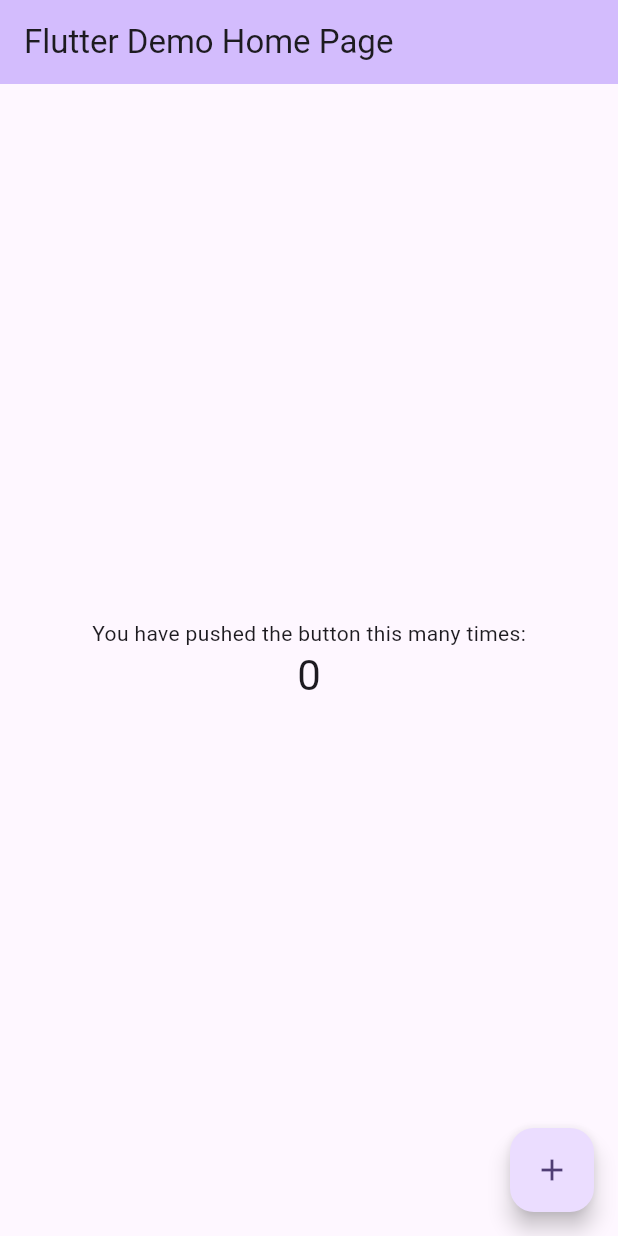
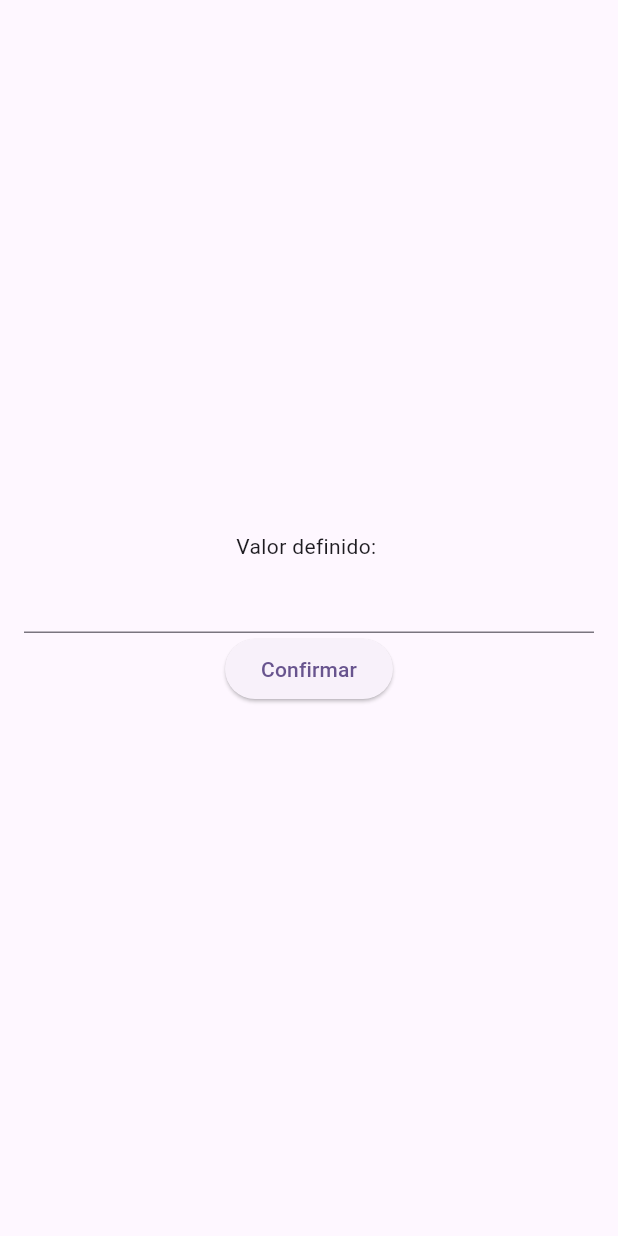
Before and after one commit to andreylara/Flutter, a Flutter app: the screen it shows after launch, on a phone screen of 412 x 824 dp. Run offline on Flutter 3.47's test engine with Material 2 defaults, Android fonts, the phone set to English and light mode, and no system bars; our stand-ins replace animated_text_kit, badges, fluttertoast, get, mask_text_input_formatter, qr_flutter and 1 more.

Commit message:
getx - getbuilder

```diff
--- a/getx/lib/main.dart
+++ b/getx/lib/main.dart
@@ -1,125 +1,78 @@
 import 'package:flutter/material.dart';
+import 'package:get/get.dart';
+import 'package:getx/value_controller.dart';
 
 void main() {
   runApp(const MyApp());
 }
 
-class MyApp extends StatelessWidget {
+class MyApp extends StatefulWidget {
   const MyApp({super.key});
 
-  // This widget is the root of your application.
+  @override
+  State<MyApp> createState() => _MyAppState();
+}
+
+class _MyAppState extends State<MyApp> {
   @override
   Widget build(BuildContext context) {
     return MaterialApp(
       title: 'Flutter Demo',
       theme: ThemeData(
-        // This is the theme of your application.
-        //
-        // TRY THIS: Try running your application with "flutter run". You'll see
-        // the application has a blue toolbar. Then, without quitting the app,
-        // try changing the seedColor in the colorScheme below to Colors.green
-        // and then invoke "hot reload" (save your changes or press the "hot
-        // reload" button in a Flutter-supported IDE, or press "r" if you used
-        // the command line to start the app).
-        //
-        // Notice that the counter didn't reset back to zero; the application
-        // state is not lost during the reload. To reset the state, use hot
-        // restart instead.
-        //
-        // This works for code too, not just values: Most code changes can be
-        // tested with just a hot reload.
         colorScheme: ColorScheme.fromSeed(seedColor: Colors.deepPurple),
         useMaterial3: true,
       ),
-      home: const MyHomePage(title: 'Flutter Demo Home Page'),
+      home: MyHomePage(),
     );
   }
 }
 
-class MyHomePage extends StatefulWidget {
-  const MyHomePage({super.key, required this.title});
+class MyHomePage extends StatelessWidget {
+  MyHomePage({super.key});
 
-  // This widget is the home page of your application. It is stateful, meaning
-  // that it has a State object (defined below) that contains fields that affect
-  // how it looks.
+  final textController = TextEditingController();
 
-  // This class is the configuration for the state. It holds the values (in this
-  // case the title) provided by the parent (in this case the App widget) and
-  // used by the build method of the State. Fields in a Widget subclass are
-  // always marked "final".
-
-  final String title;
-
-  @override
-  State<MyHomePage> createState() => _MyHomePageState();
-}
-
-class _MyHomePageState extends State<MyHomePage> {
-  int _counter = 0;
-
-  void _incrementCounter() {
-    setState(() {
-      // This call to setState tells the Flutter framework that something has
-      // changed in this State, which causes it to rerun the build method below
-      // so that the display can reflect the updated values. If we changed
-      // _counter without calling setState(), then the build method would not be
-      // called again, and so nothing would appear to happen.
-      _counter++;
-    });
-  }
+  final valueController = ValueController();
 
   @override
   Widget build(BuildContext context) {
-    // This method is rerun every time setState is called, for instance as done
-    // by the _incrementCounter method above.
-    //
-    // The Flutter framework has been optimized to make rerunning build methods
-    // fast, so that you can just rebuild anything that needs updating rather
-    // than having to individually change instances of widgets.
     return Scaffold(
-      appBar: AppBar(
-        // TRY THIS: Try changing the color here to a specific color (to
-        // Colors.amber, perhaps?) and trigger a hot reload to see the AppBar
-        // change color while the other colors stay the same.
-        backgroundColor: Theme.of(context).colorScheme.inversePrimary,
-        // Here we take the value from the MyHomePage object that was created by
-        // the App.build method, and use it to set our appbar title.
-        title: Text(widget.title),
-      ),
-      body: Center(
-        // Center is a layout widget. It takes a single child and positions it
-        // in the middle of the parent.
+      body: Padding(
+        padding: const EdgeInsets.all(16),
         child: Column(
-          // Column is also a layout widget. It takes a list of children and
-          // arranges them vertically. By default, it sizes itself to fit its
-          // children horizontally, and tries to be as tall as its parent.
-          //
-          // Column has various properties to control how it sizes itself and
-          // how it positions its children. Here we use mainAxisAlignment to
-          // center the children vertically; the main axis here is the vertical
-          // axis because Columns are vertical (the cross axis would be
-          // horizontal).
-          //
-          // TRY THIS: Invoke "debug painting" (choose the "Toggle Debug Paint"
-          // action in the IDE, or press "p" in the console), to see the
-          // wireframe for each widget.
           mainAxisAlignment: MainAxisAlignment.center,
-          children: <Widget>[
-            const Text(
-              'You have pushed the button this many times:',
+          children: [
+            // Valor
+            GetBuilder<ValueController>(
+              init: valueController,
+              builder: (ctrl) {
+                return Text('Valor definido: ${ctrl.definedValue}');
+              },
             ),
-            Text(
-              '$_counter',
-              style: Theme.of(context).textTheme.headlineMedium,
+
+            // Campo
+            TextField(
+              controller: textController,
             ),
+
+            // Botão
+            GetBuilder<ValueController>(
+              init: valueController,
+              builder: (ctrl) {
+                return ctrl.isLoading
+                    ? const CircularProgressIndicator()
+                    : ElevatedButton(
+                        onPressed: () {
+                          String value = textController.text;
+                          valueController.setValue(value);
+                        },
+                        child: const Text('Confirmar'),
+                      );
+              },
+            )
           ],
         ),
       ),
-      floatingActionButton: FloatingActionButton(
-        onPressed: _incrementCounter,
-        tooltip: 'Increment',
-        child: const Icon(Icons.add),
-      ), // This trailing comma makes auto-formatting nicer for build methods.
     );
   }
 }
--- /dev/null
+++ b/getx/lib/value_controller.dart
@@ -0,0 +1,19 @@
+import 'package:get/get.dart';
+
+class ValueController extends GetxController {
+  String definedValue = '';
+
+  bool isLoading = false;
+
+  Future<void> setValue(String value) async {
+    isLoading = true;
+    update();
+
+    await Future.delayed(const Duration(seconds: 2));
+
+    definedValue = value;
+
+    isLoading = false;
+    update();
+  }
+}
--- a/getx/pubspec.yaml
+++ b/getx/pubspec.yaml
@@ -35,6 +35,7 @@ dependencies:
   # The following adds the Cupertino Icons font to your application.
   # Use with the CupertinoIcons class for iOS style icons.
   cupertino_icons: ^1.0.2
+  get: ^4.6.5
 
 dev_dependencies:
   flutter_test:
```
Also changed, not shown: getx/pubspec.lock.
